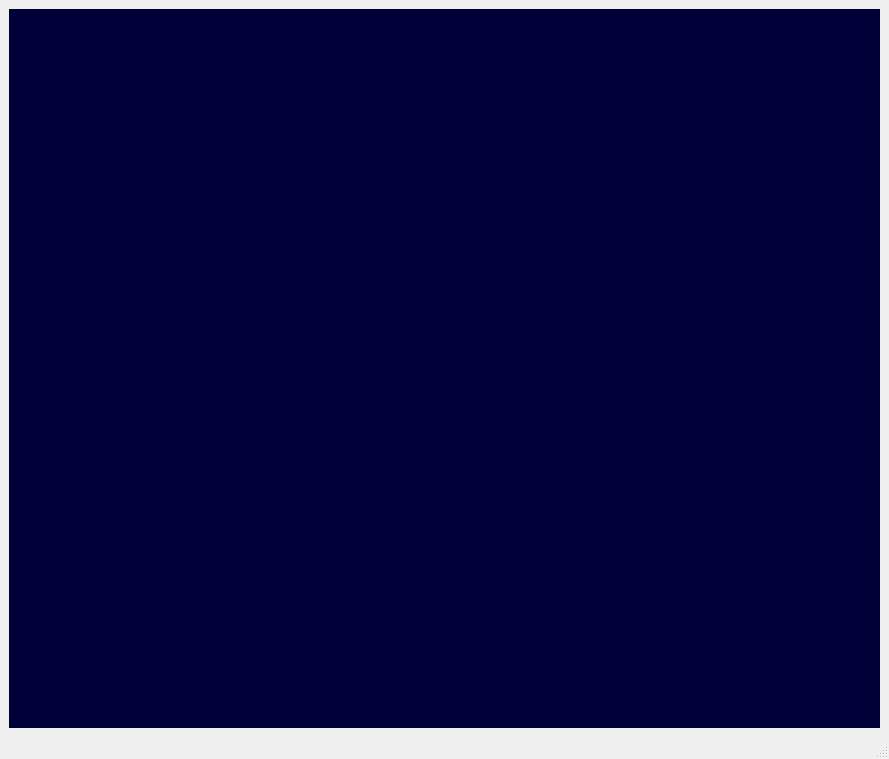
The window that space_invaders/mainwindow.ui (nrobbeGE1/projet-GL-space-invaders) describes before a commit, drawn with Qt 5.
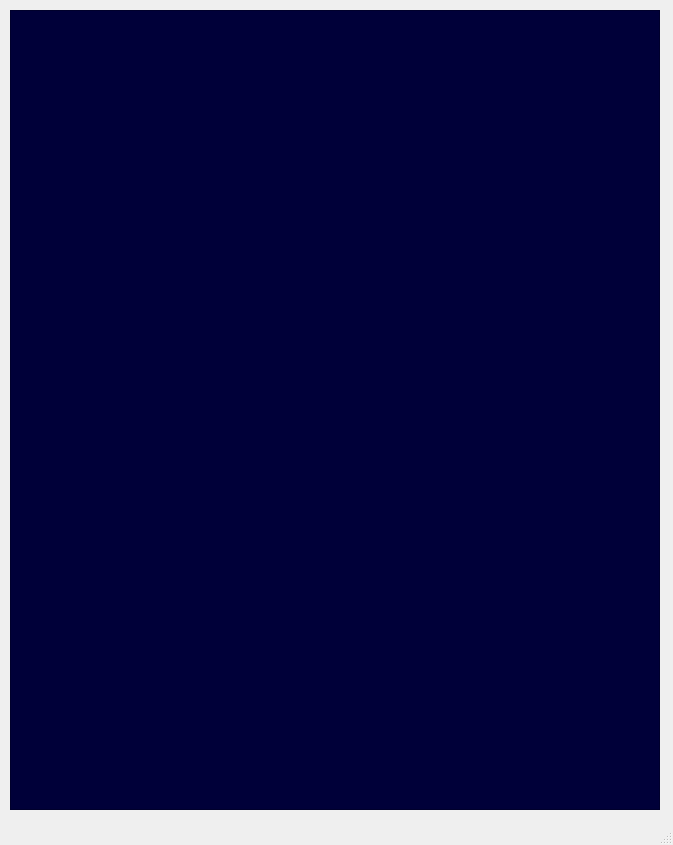
The same window after the commit.

```diff
--- a/space_invaders/mainwindow.ui
+++ b/space_invaders/mainwindow.ui
@@ -6,23 +6,69 @@
    <rect>
     <x>0</x>
     <y>0</y>
-    <width>889</width>
-    <height>759</height>
+    <width>673</width>
+    <height>845</height>
    </rect>
   </property>
+  <property name="sizePolicy">
+   <sizepolicy hsizetype="Fixed" vsizetype="Fixed">
+    <horstretch>0</horstretch>
+    <verstretch>0</verstretch>
+   </sizepolicy>
+  </property>
+  <property name="minimumSize">
+   <size>
+    <width>650</width>
+    <height>650</height>
+   </size>
+  </property>
+  <property name="baseSize">
+   <size>
+    <width>650</width>
+    <height>650</height>
+   </size>
+  </property>
   <property name="windowTitle">
    <string>MainWindow</string>
   </property>
   <widget class="QWidget" name="centralwidget">
-   <layout class="QGridLayout" name="gridLayout">
-    <item row="0" column="0">
-     <widget class="QGraphicsView" name="graphicsView">
-      <property name="styleSheet">
-       <string notr="true">background-color: rgb(0, 0, 57);</string>
-      </property>
-     </widget>
-    </item>
-   </layout>
+   <widget class="QGraphicsView" name="graphicsView">
+    <property name="geometry">
+     <rect>
+      <x>10</x>
+      <y>10</y>
+      <width>650</width>
+      <height>800</height>
+     </rect>
+    </property>
+    <property name="sizePolicy">
+     <sizepolicy hsizetype="Fixed" vsizetype="Fixed">
+      <horstretch>0</horstretch>
+      <verstretch>0</verstretch>
+     </sizepolicy>
+    </property>
+    <property name="minimumSize">
+     <size>
+      <width>600</width>
+      <height>600</height>
+     </size>
+    </property>
+    <property name="baseSize">
+     <size>
+      <width>650</width>
+      <height>650</height>
+     </size>
+    </property>
+    <property name="styleSheet">
+     <string notr="true">background-color: rgb(0, 0, 57);</string>
+    </property>
+    <property name="verticalScrollBarPolicy">
+     <enum>Qt::ScrollBarAsNeeded</enum>
+    </property>
+    <property name="horizontalScrollBarPolicy">
+     <enum>Qt::ScrollBarAlwaysOff</enum>
+    </property>
+   </widget>
   </widget>
   <widget class="QMenuBar" name="menubar">
    <property name="geometry">
```
Left out of the diff: 2 changed lines with no effect on the pictures.
